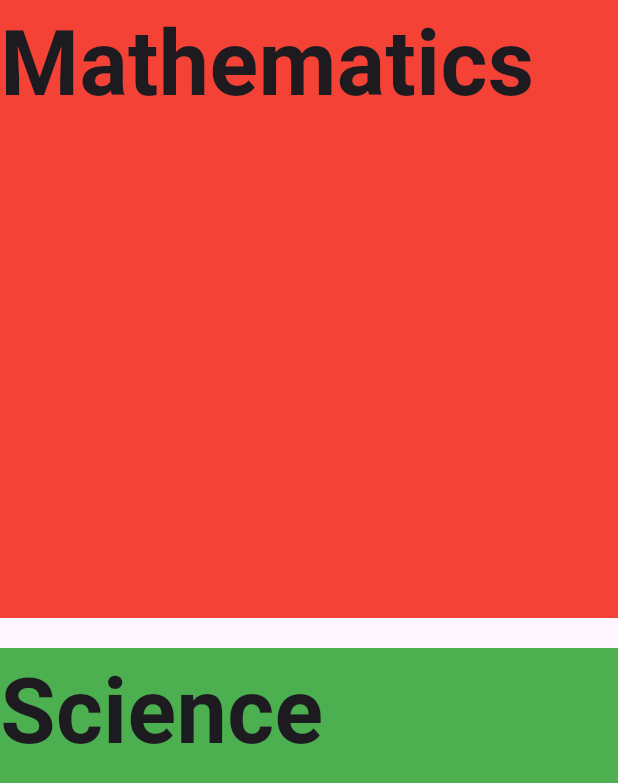
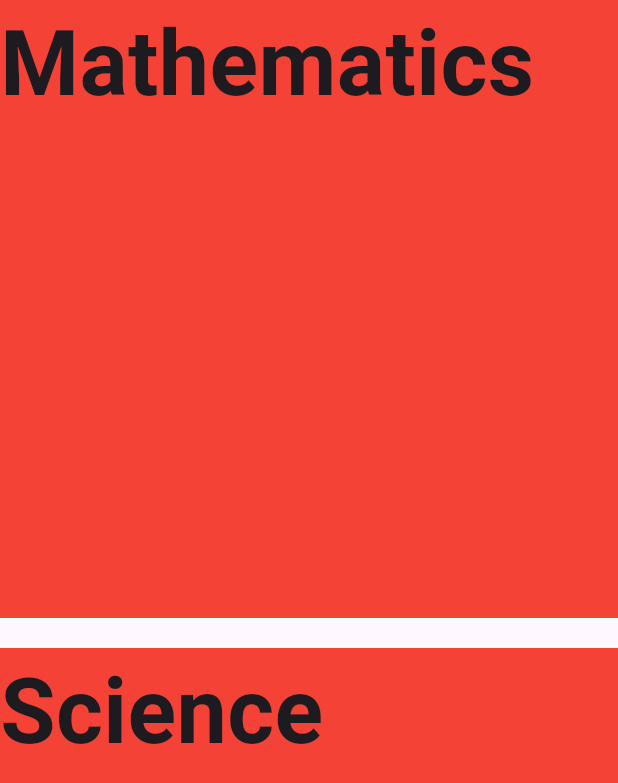
Before and after one commit to L2530L/flash_card, a Flutter app: the screen it shows after launch, on a phone screen of 412 x 824 dp. Shown: the top 783 px of the screen. Run offline on Flutter 3.47's test engine with Material 3 defaults, Android fonts, the phone set to English and light mode, and no system bars; our stand-ins replace flip_card; missing offline and left inert: dart:ffi.

Commit message:
Nilabas ung grids

```diff
--- a/lib/components/grid.dart
+++ b/lib/components/grid.dart
@@ -0,0 +1,41 @@
+import 'package:flash_card/components/card.dart';
+import 'package:flash_card/pages/home.dart';
+import 'package:flutter/material.dart';
+import 'package:flutter/widgets.dart';
+
+
+class Grid extends StatelessWidget {
+  final List<FlashCard> decks;
+  final String deck_name;
+
+
+  const Grid({super.key, required this.decks, required this.deck_name});
+
+  @override
+  Widget build(BuildContext context) {
+    return Container(
+          child: Material(
+            color: Colors.red,
+            child: InkWell(
+              child: Text(
+                deck_name,
+                style: TextStyle(
+                  fontSize: 60,
+                  fontWeight: FontWeight.bold
+                ),
+              ),
+              onTap: () {
+                Navigator.push(
+                  context,
+                  MaterialPageRoute(
+                    builder: (context) => HomePage(
+                      deck: decks,
+                    ),
+                  ),
+                );
+              },
+            ),
+          ),
+        );
+  }
+}
--- a/lib/pages/card_select.dart
+++ b/lib/pages/card_select.dart
@@ -1,3 +1,6 @@
+import 'dart:ffi';
+
+import 'package:flash_card/components/grid.dart';
 import 'package:flash_card/pages/home.dart';
 import 'package:flutter/material.dart';
 import 'package:flutter/widgets.dart';
@@ -66,12 +69,8 @@ class MainPage extends StatelessWidget {
             child: InkWell(
               child: Text(
                 'Mathematics',
-                style: TextStyle(
-                  fontSize: 60,
-                  fontWeight: FontWeight.bold
-                ),
+                style: TextStyle(fontSize: 60, fontWeight: FontWeight.bold),
               ),
-
               onTap: () {
                 Navigator.push(
                   context,
@@ -86,31 +85,12 @@ class MainPage extends StatelessWidget {
           ),
         ),
 
+        //Container
+        Grid(decks: science, deck_name: 'Science'),
 
-        //Container
-        Container(
-          child: Material(
-            color: Colors.green,
-            child: InkWell(
-              child: Text(
-                'Science',
-                style: TextStyle(
-                  fontSize: 60,
-                  fontWeight: FontWeight.bold
-                ),
-              ),
-              onTap: () {
-                Navigator.push(
-                  context,
-                  MaterialPageRoute(
-                    builder: (context) => HomePage(
-                      deck: science,
-                    ),
-                  ),
-                );
-              },
-            ),
-          ),
+        Grid(
+          deck_name: 'Computer Science',
+          decks: decks,
         ),
       ],
     ));
```
